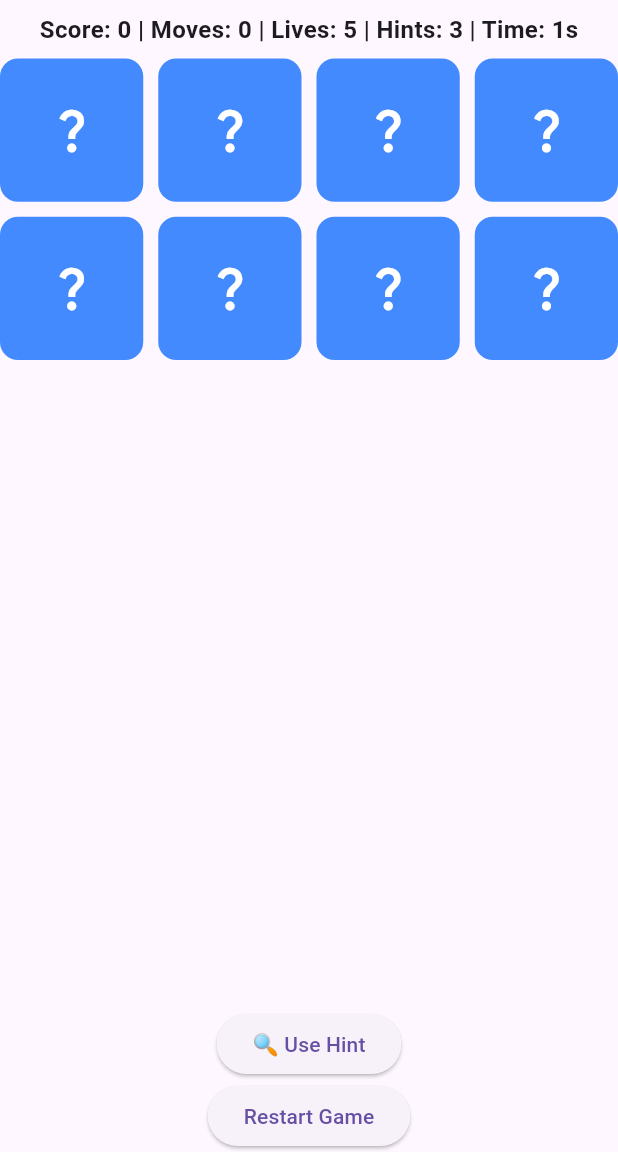
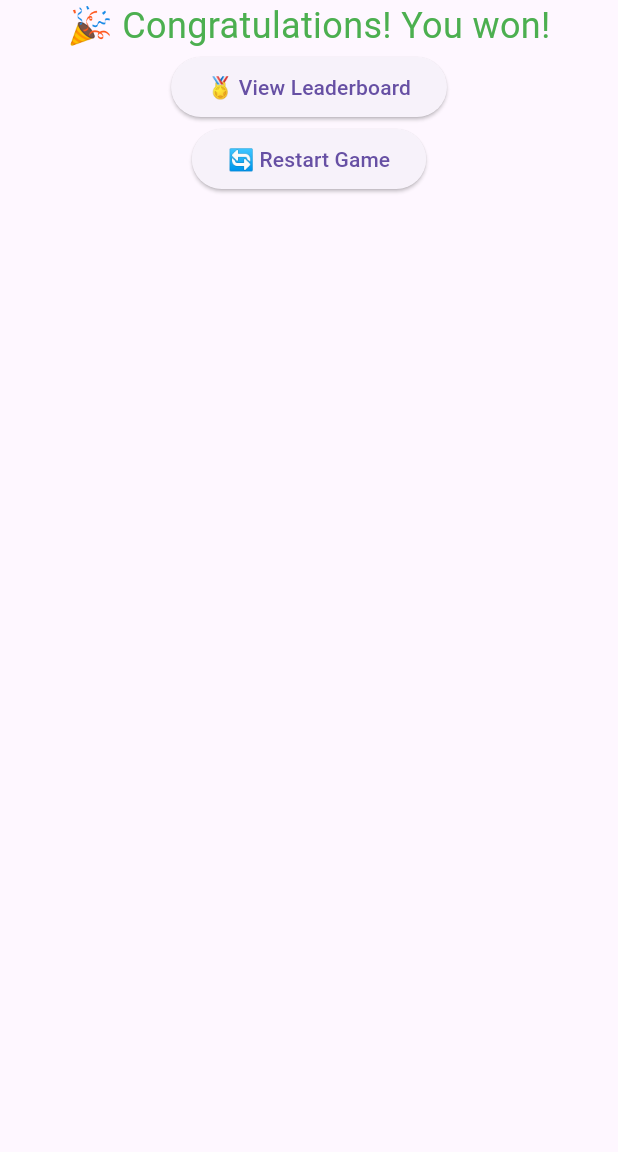
Before and after one commit to charan4112/card_martching_game-, a Flutter app: the GameScreen screen opened directly, on a phone screen of 412 x 824 dp, the part 84-1236 px from its top. Run offline on Flutter 3.47's test engine with Material 3 defaults, Android fonts, the phone set to English and light mode, and no system bars.

Commit message:
Step 6: Enhanced UI, added leaderboard, streak system, and victory effects

```diff
--- a/lib/screens/game_screen.dart
+++ b/lib/screens/game_screen.dart
@@ -1,23 +1,9 @@
 import 'package:flutter/material.dart';
 import 'package:provider/provider.dart';
 import '../providers/game_provider.dart';
-import '../models/card_model.dart';
 
-class GameScreen extends StatefulWidget {
+class GameScreen extends StatelessWidget {
   const GameScreen({super.key});
-
-  @override
-  State<GameScreen> createState() => _GameScreenState();
-}
-
-class _GameScreenState extends State<GameScreen> {
-  @override
-  void initState() {
-    super.initState();
-    WidgetsBinding.instance.addPostFrameCallback((_) {
-      Provider.of<GameProvider>(context, listen: false).initializeCards();
-    });
-  }
 
   @override
   Widget build(BuildContext context) {
@@ -31,62 +17,29 @@ class _GameScreenState extends State<GameScreen> {
       ),
       body: Column(
         children: [
-          Padding(
-            padding: const EdgeInsets.all(8.0),
-            child: Text(
-              'Score: ${gameProvider.score} | Moves: ${gameProvider.moves} | Lives: ${gameProvider.lives} | Hints: ${gameProvider.hints} | Time: ${gameProvider.timeTaken}s',
-              style: const TextStyle(fontSize: 16, fontWeight: FontWeight.bold),
+          if (gameProvider.checkWinCondition())
+            const Center(
+              child: Text(
+                '🎉 Congratulations! You won!',
+                style: TextStyle(fontSize: 24, color: Colors.green),
+              ),
             ),
-          ),
-
-          Expanded(
-            child: GridView.builder(
-              gridDelegate: const SliverGridDelegateWithFixedCrossAxisCount(
-                crossAxisCount: 4,
-                crossAxisSpacing: 10,
-                mainAxisSpacing: 10,
-              ),
-              itemCount: gameProvider.cards.length,
-              itemBuilder: (context, index) {
-                final card = gameProvider.cards[index];
-
-                return GestureDetector(
-                  onTap: () => gameProvider.flipCard(card),
-                  child: AnimatedContainer(
-                    duration: const Duration(milliseconds: 300),
-                    decoration: BoxDecoration(
-                      color: card.isFlipped
-                          ? Colors.orangeAccent
-                          : Colors.blueAccent,
-                      borderRadius: BorderRadius.circular(12),
-                    ),
-                    child: card.isFlipped
-                        ? Image.network(card.imageUrl)
-                        : const Icon(Icons.question_mark, size: 36, color: Colors.white),
-                  ),
-                );
-              },
-            ),
-          ),
 
           ElevatedButton(
-            onPressed: () => gameProvider.useHint(),
-            child: const Text('🔍 Use Hint'),
+            onPressed: () {
+              Navigator.push(context,
+                MaterialPageRoute(
+                  builder: (context) => const LeaderboardScreen(),
+                )
+              );
+            },
+            child: const Text('🏅 View Leaderboard'),
           ),
 
           ElevatedButton(
             onPressed: () => gameProvider.resetGame(),
-            child: const Text('Restart Game'),
+            child: const Text('🔄 Restart Game'),
           ),
-
-          if (gameProvider.checkWinCondition())
-            const Padding(
-              padding: EdgeInsets.all(10.0),
-              child: Text(
-                '🎯 Victory! All pairs matched!',
-                style: TextStyle(fontSize: 24, fontWeight: FontWeight.bold, color: Colors.green),
-              ),
-            ),
         ],
       ),
     );
```
Also changed, not shown: lib/screens/leaderboard_screen.dart (+29 -0 lines).
